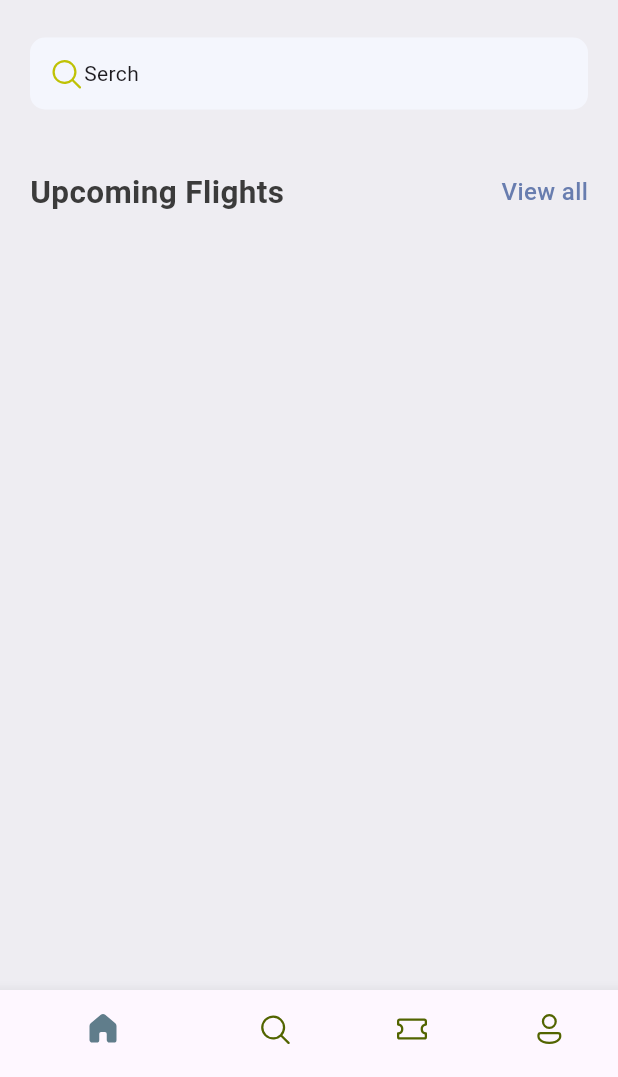
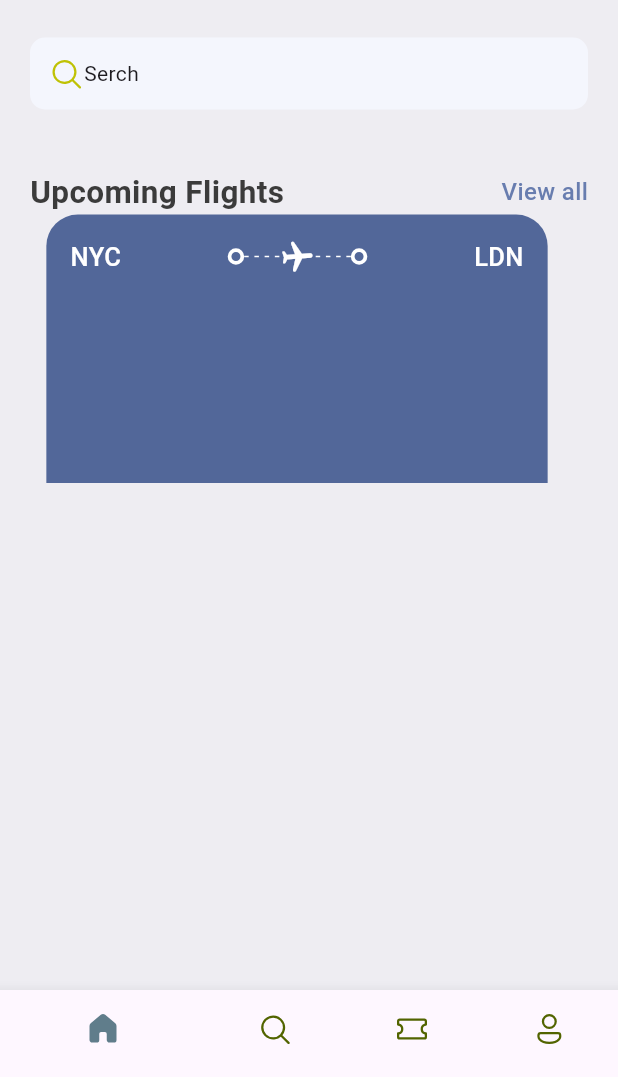
Before and after one commit to jose-oyuko/ticket-app, a Flutter app: the screen it shows after launch, on a phone screen of 412 x 824 dp, the part 159-1236 px from its top. Run offline on Flutter 3.47's test engine with Material 3 defaults, Android fonts, the phone set to English and light mode, and no system bars; our stand-ins replace fluentui_icons.

Commit message:
first row of ticket

```diff
--- a/lib/base/res/style/app_styles.dart
+++ b/lib/base/res/style/app_styles.dart
@@ -6,6 +6,7 @@ class AppStyles {
   static Color primaryColor = primary;
   static Color bgColor = Color(0xFFeeedf2);
   static Color textColor = const Color(0xFF3b3b3b);
+  static Color ticketBlue = const Color(0xff526799);
   static TextStyle textStyle = TextStyle(
     fontSize: 16,
     fontWeight: FontWeight.w500,
--- /dev/null
+++ b/lib/base/widgets/app_layoutbuilder_widget.dart
@@ -0,0 +1,29 @@
+import 'package:flutter/material.dart';
+
+class AppLayoutbuilderWidget extends StatelessWidget {
+  final int randomDivider;
+  const AppLayoutbuilderWidget({super.key, required this.randomDivider});
+
+  @override
+  Widget build(BuildContext context) {
+    return LayoutBuilder(
+      builder: (BuildContext context, BoxConstraints constraints) {
+        debugPrint('${(constraints.constrainWidth() / randomDivider).floor()}');
+        return Flex(
+          mainAxisAlignment: MainAxisAlignment.spaceBetween,
+          direction: Axis.horizontal,
+          children: List.generate(
+            (constraints.constrainWidth() / randomDivider).floor(),
+            (index) => SizedBox(
+              width: 3,
+              height: 1,
+              child: DecoratedBox(
+                decoration: BoxDecoration(color: Colors.white),
+              ),
+            ),
+          ),
+        );
+      },
+    );
+  }
+}
--- /dev/null
+++ b/lib/base/widgets/big_dot.dart
@@ -0,0 +1,16 @@
+import 'package:flutter/material.dart';
+
+class BigDot extends StatelessWidget {
+  const BigDot({super.key});
+
+  @override
+  Widget build(BuildContext context) {
+    return Container(
+      padding: EdgeInsets.all(3),
+      decoration: BoxDecoration(
+        borderRadius: BorderRadius.circular(20),
+        border: Border.all(width: 2.5, color: Colors.white),
+      ),
+    );
+  }
+}
--- /dev/null
+++ b/lib/base/widgets/ticket_view.dart
@@ -0,0 +1,67 @@
+import 'package:flutter/material.dart';
+import 'package:flutter_projects/base/res/style/app_styles.dart';
+import 'package:flutter_projects/base/widgets/app_layoutbuilder_widget.dart';
+import 'package:flutter_projects/base/widgets/big_dot.dart';
+
+class TicketView extends StatelessWidget {
+  const TicketView({super.key});
+
+  @override
+  Widget build(BuildContext context) {
+    final size = MediaQuery.of(context).size;
+    return SizedBox(
+      width: size.width * 0.85,
+      height: 179,
+      child: Container(
+        margin: EdgeInsets.only(right: 16),
+        padding: EdgeInsets.all(16),
+        decoration: BoxDecoration(
+          color: AppStyles.ticketBlue,
+          borderRadius: BorderRadius.only(
+            topLeft: Radius.circular(21),
+            topRight: Radius.circular(21),
+          ),
+        ),
+        child: Column(
+          children: [
+            Row(
+              children: [
+                Text(
+                  "NYC",
+                  style: AppStyles.headLineStyle3.copyWith(color: Colors.white),
+                ),
+                Expanded(child: Container()),
+                BigDot(),
+                Expanded(
+                  child: Stack(
+                    children: [
+                      const SizedBox(
+                        height: 24,
+                        child: AppLayoutbuilderWidget(randomDivider: 6),
+                      ),
+                      Center(
+                        child: Transform.rotate(
+                          angle: 1.5,
+                          child: const Icon(
+                            Icons.local_airport_rounded,
+                            color: Colors.white,
+                          ),
+                        ),
+                      ),
+                    ],
+                  ),
+                ),
+                BigDot(),
+                Expanded(child: Container()),
+                Text(
+                  "LDN",
+                  style: AppStyles.headLineStyle3.copyWith(color: Colors.white),
+                ),
+              ],
+            ),
+          ],
+        ),
+      ),
+    );
+  }
+}
--- a/lib/screens/home_screen.dart
+++ b/lib/screens/home_screen.dart
@@ -3,6 +3,7 @@ import 'package:flutter/material.dart';
 import 'package:flutter_projects/base/res/media.dart';
 import 'package:flutter_projects/base/res/style/app_styles.dart';
 import 'package:flutter_projects/base/widgets/app_double_text.dart';
+import 'package:flutter_projects/base/widgets/ticket_view.dart';
 
 class HomeScreen extends StatelessWidget {
   const HomeScreen({super.key});
@@ -64,6 +65,7 @@ class HomeScreen extends StatelessWidget {
                   bigText: 'Upcoming Flights',
                   smallText: 'View all',
                 ),
+                TicketView(),
               ],
             ),
           ),
```
